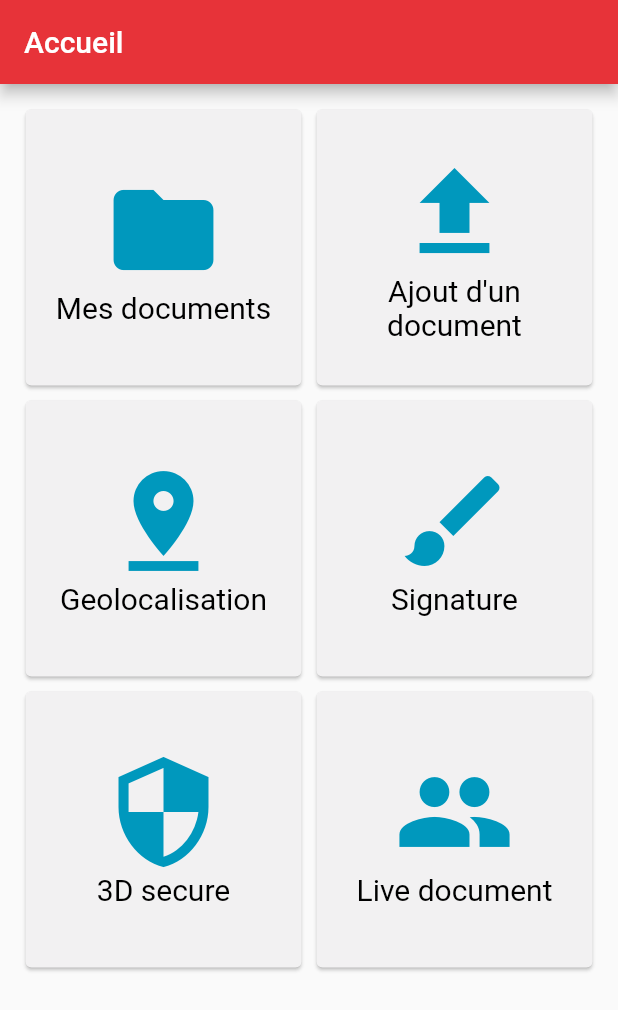
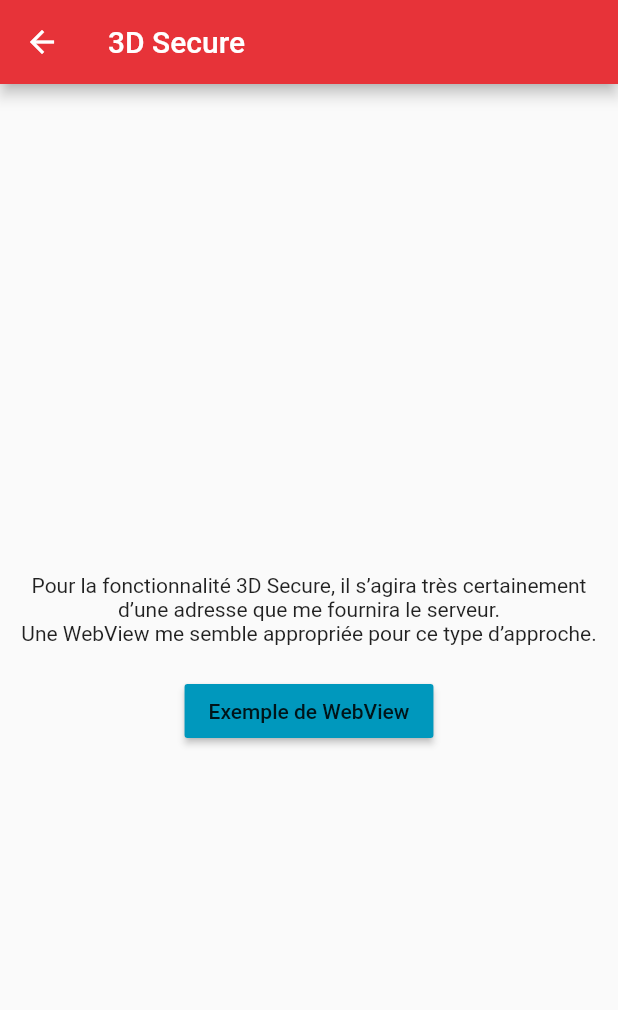
Before and after one commit to Tri7Ratops/groupe_nat, a Flutter app: the screen it shows after launch, after a tap on "3D secure", on a phone screen of 412 x 824 dp. Shown: the top 1010 px of the screen. Run offline on Flutter 3.47's test engine with Material 2 defaults, Android fonts, the phone set to English and light mode, and no system bars; our stand-ins replace geolocator, webview_flutter.

Commit message:
[+] 3D Secure (Explanation of how we can do it)

```diff
--- a/groupe_nat/lib/main.dart
+++ b/groupe_nat/lib/main.dart
@@ -1,4 +1,5 @@
 import 'package:flutter/material.dart';
+import 'package:groupe_nat/page/SecurePage.dart';
 import 'package:groupe_nat/page/geolocationPage.dart';
 import 'package:groupe_nat/page/homePage.dart';
 import 'package:groupe_nat/routes.dart';
@@ -15,7 +16,8 @@ class MyApp extends StatelessWidget {
         Routes.home: (context) => HomePage(title: 'Accueil'),
         Routes.geolocation: (context) => GeolocationPage(
               title: 'Geolocalisation',
-            )
+            ),
+        Routes.secure: (context) => SecurePage(title: '3D Secure')
       },
       theme: ThemeData(
           textTheme: TextTheme(button: TextStyle(color: Color(0xFFFFFFFF))),
--- /dev/null
+++ b/groupe_nat/lib/page/SecurePage.dart
@@ -0,0 +1,50 @@
+import 'package:flutter/cupertino.dart';
+import 'package:flutter/material.dart';
+import 'package:groupe_nat/widget/myWebView.dart';
+
+class SecurePage extends StatefulWidget {
+  static const String routeName = '/secure';
+
+  SecurePage({Key key, this.title}) : super(key: key);
+
+  final String title;
+
+  @override
+  _SecurePageState createState() => _SecurePageState();
+}
+
+class _SecurePageState extends State<SecurePage> {
+  @override
+  Widget build(BuildContext context) {
+    return Scaffold(
+        appBar: AppBar(
+          title: Text(widget.title),
+        ),
+        body: Center(
+            child: Padding(
+          padding: const EdgeInsets.all(10),
+          child: Column(
+            mainAxisAlignment: MainAxisAlignment.center,
+            children: <Widget>[
+              Text(
+                "Pour la fonctionnalité 3D Secure, il s’agira très certainement d’une adresse que me fournira le serveur.\nUne WebView me semble appropriée pour ce type d’approche.",
+                textAlign: TextAlign.center,
+              ),
+              Container(
+                margin: const EdgeInsets.only(top: 20),
+                child: RaisedButton(
+                  onPressed: () {
+                    Navigator.of(context).push(MaterialPageRoute(
+                        builder: (BuildContext context) => MyWebView(
+                              title: "lesjoiesducode.fr",
+                              selectedUrl: "https://lesjoiesducode.fr/",
+                            )));
+                  },
+                  child: Text("Exemple de WebView"),
+                ),
+              )
+            ],
+          ),
+        )));
+  }
+}
--- a/groupe_nat/lib/page/homePage.dart
+++ b/groupe_nat/lib/page/homePage.dart
@@ -27,7 +27,7 @@ class _HomePageState extends State<HomePage> {
     _homeItem("Ajout d'un document", Icons.file_upload, ""),
     _homeItem("Geolocalisation", Icons.pin_drop, Routes.geolocation),
     _homeItem("Signature", Icons.brush, ""),
-    _homeItem("3D secure", Icons.security, ""),
+    _homeItem("3D secure", Icons.security, Routes.secure),
     _homeItem("Live document", Icons.group, ""),
   ];
 
--- a/groupe_nat/lib/routes.dart
+++ b/groupe_nat/lib/routes.dart
@@ -1,7 +1,9 @@
+import 'package:groupe_nat/page/SecurePage.dart';
 import 'package:groupe_nat/page/geolocationPage.dart';
 import 'package:groupe_nat/page/homePage.dart';
 
 class Routes {
   static const String home = HomePage.routeName;
   static const String geolocation = GeolocationPage.routeName;
+  static const String secure = SecurePage.routeName;
 }
--- a/groupe_nat/pubspec.yaml
+++ b/groupe_nat/pubspec.yaml
@@ -21,6 +21,7 @@ dependencies:
     sdk: flutter
 
   geolocator: ^5.2.1
+  webview_flutter: ^0.3.14+1
   # The following adds the Cupertino Icons font to your application.
   # Use with the CupertinoIcons class for iOS style icons.
   cupertino_icons: ^0.1.2
```
Also changed, not shown: groupe_nat/lib/widget/myWebView.dart (added, +31 -0 lines), groupe_nat/pubspec.lock, 1 other file.
